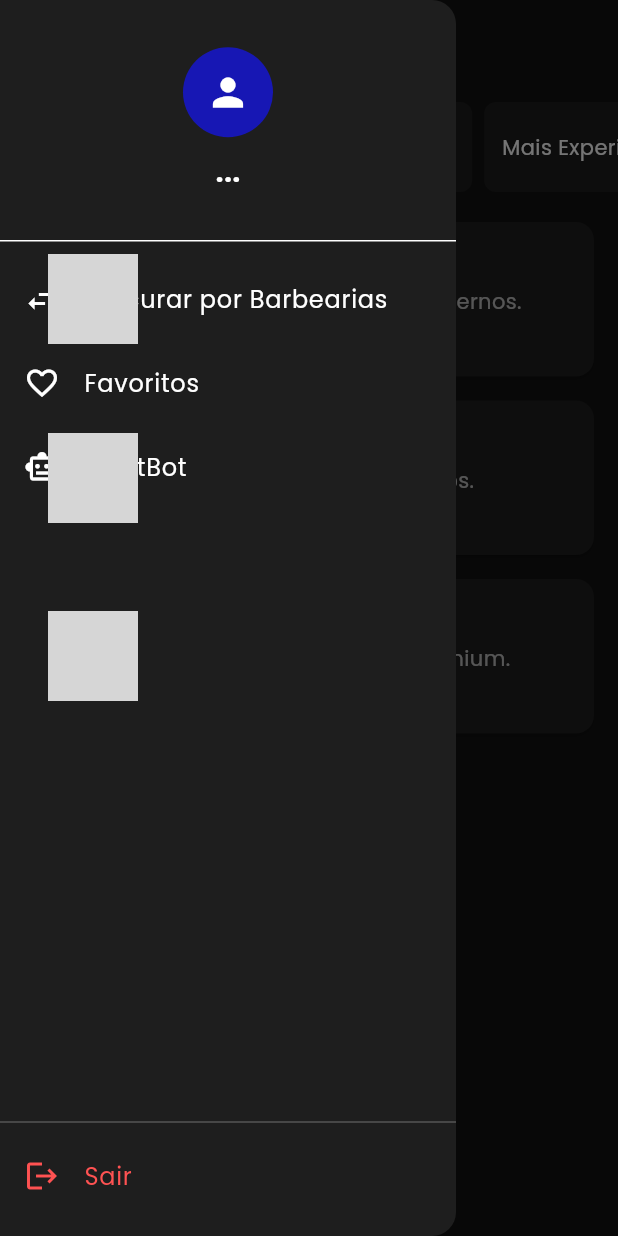
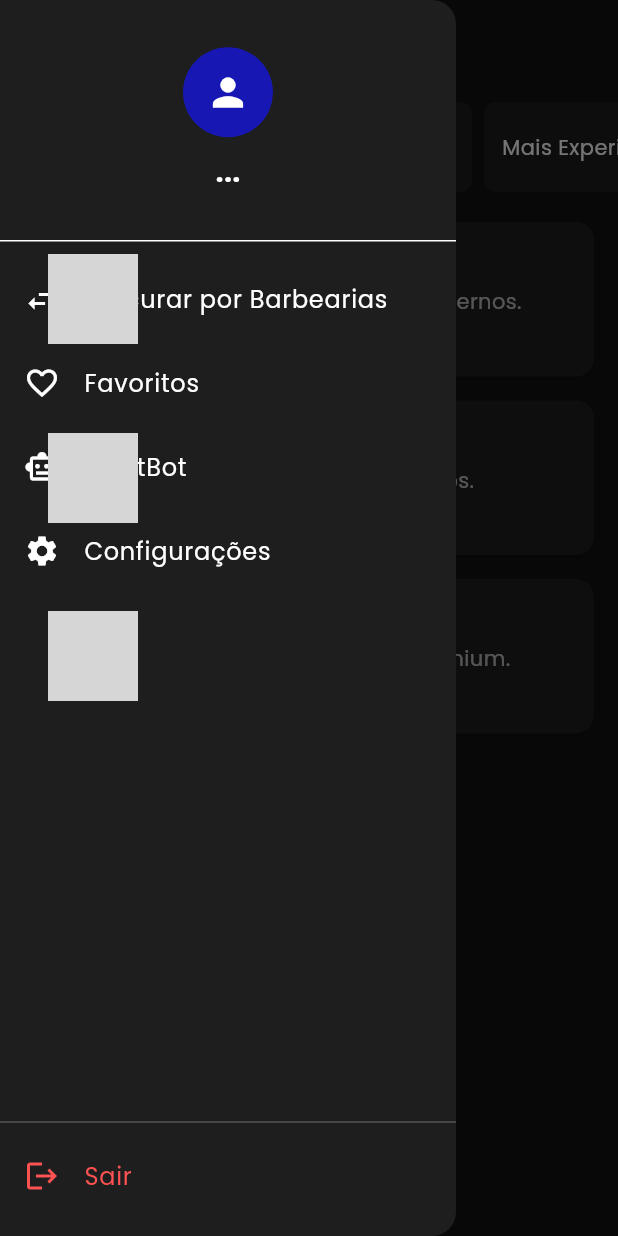
Before and after one commit to lucasgalindo/BarberManagerFE, a Flutter app: the BarberView screen opened by its route, with the side drawer open, on a phone screen of 412 x 824 dp. Run offline on Flutter 3.47's test engine with Material 3 defaults, Android fonts, the light colour scheme and no system bars; our stand-ins replace shared_preferences; accounts and stored records are empty; network calls fail; grey boxes are pictures that could not be loaded.

Commit message:
fix: add config in custom_drawer

```diff
--- a/lib/widgets/custom_drawer.dart
+++ b/lib/widgets/custom_drawer.dart
@@ -99,6 +99,16 @@ class CustomDrawer extends StatelessWidget {
                       // Abrir o chatbot com IA
                     },
                   ),
+                  ListTile(
+                    leading: const Icon(Icons.settings, color: Colors.white),
+                    title: const Text(
+                      'Configurações',
+                      style: TextStyle(color: Colors.white),
+                    ),
+                    onTap: () {
+                      // Abrir tela de configurações
+                    },
+                  ),
                 ],
               ),
             ),
```
